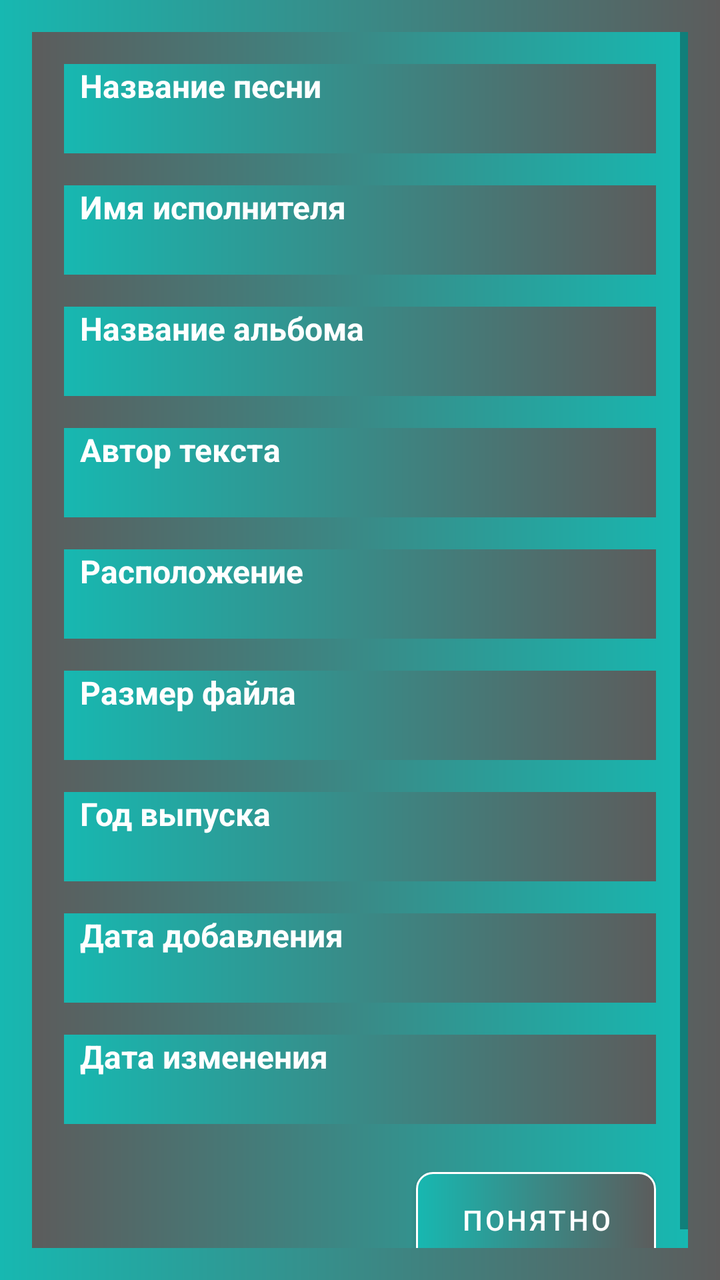
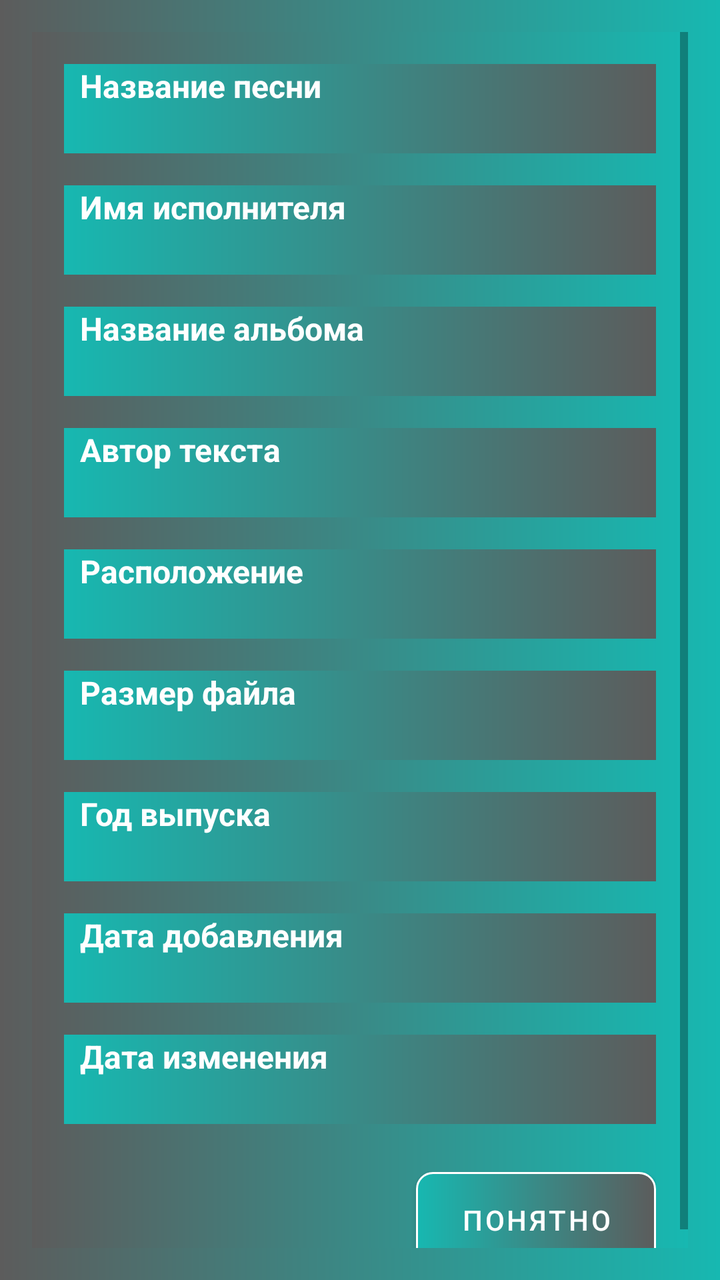

The first picture is an Android layout as it rendered before a commit; the second is the same layout after the commit. The layout source and the unified diff follow.
<!-- AndroidManifest.xml: application theme Theme.MuzPleer -->
<!-- res/layout/dialog_song_info.xml -->
<?xml version="1.0" encoding="utf-8"?>
<ScrollView xmlns:android="http://schemas.android.com/apk/res/android"
    android:layout_width="match_parent"
    android:layout_height="match_parent"
    xmlns:app="http://schemas.android.com/apk/res-auto"
    android:padding="16dp"
    android:background="@drawable/item_list_effects">

    <LinearLayout
        android:layout_width="match_parent"
        android:layout_height="wrap_content"
        android:orientation="vertical"
        android:padding="16dp"
        android:background="@drawable/item_list_effects_revers">

        
        <LinearLayout
            android:layout_width="match_parent"
            android:layout_height="wrap_content"
            android:orientation="vertical"
            android:layout_marginBottom="16dp"
            android:background="@drawable/item_list_effects">

            <TextView
                android:layout_width="match_parent"
                android:layout_height="wrap_content"
                android:layout_marginStart="8dp"
                android:text="Название песни"
                android:textStyle="bold"
                android:textSize="16sp"
                android:textColor="@color/white"/>

            <TextView
                android:id="@+id/tvTitle"
                android:layout_width="match_parent"
                android:layout_height="wrap_content"
                android:layout_marginStart="8dp"
                android:textSize="14sp"
                android:textColor="@color/white"
                android:layout_marginTop="4dp"/>
        </LinearLayout>

        
        <LinearLayout
            android:layout_width="match_parent"
            android:layout_height="wrap_content"
            android:orientation="vertical"
            android:layout_marginBottom="16dp"
            android:background="@drawable/item_list_effects">

            <TextView
                android:layout_width="match_parent"
                android:layout_height="wrap_content"
                android:layout_marginStart="8dp"
                android:text="Имя исполнителя"
                android:textStyle="bold"
                android:textSize="16sp"
                android:textColor="@color/white"/>

            <TextView
                android:id="@+id/tvArtist"
                android:layout_width="match_parent"
                android:layout_height="wrap_content"
                android:layout_marginStart="8dp"
                android:textSize="14sp"
                android:textColor="@color/white"
                android:layout_marginTop="4dp"/>
        </LinearLayout>

        
        <LinearLayout
            android:layout_width="match_parent"
            android:layout_height="wrap_content"
            android:orientation="vertical"
            android:layout_marginBottom="16dp"
            android:background="@drawable/item_list_effects">

            <TextView
                android:layout_width="match_parent"
                android:layout_height="wrap_content"
                android:layout_marginStart="8dp"
                android:text="Название альбома"
                android:textStyle="bold"
                android:textSize="16sp"
                android:textColor="@color/white"/>

            <TextView
                android:id="@+id/tvAlbum"
                android:layout_width="match_parent"
                android:layout_height="wrap_content"
                android:layout_marginStart="8dp"
                android:textSize="14sp"
                android:textColor="@color/white"
                android:layout_marginTop="4dp"/>
        </LinearLayout>

        
        <LinearLayout
            android:layout_width="match_parent"
            android:layout_height="wrap_content"
            android:orientation="vertical"
            android:layout_marginBottom="16dp"
            android:background="@drawable/item_list_effects">

            <TextView
                android:layout_width="match_parent"
                android:layout_height="wrap_content"
                android:layout_marginStart="8dp"
                android:text="Автор текста"
                android:textStyle="bold"
                android:textSize="16sp"
                android:textColor="@color/white"/>

            <TextView
                android:id="@+id/tvAuthor"
                android:layout_width="match_parent"
                android:layout_height="wrap_content"
                android:layout_marginStart="8dp"
                android:textSize="14sp"
                android:textColor="@color/white"
                android:layout_marginTop="4dp"/>
        </LinearLayout>

        
        <LinearLayout
            android:layout_width="match_parent"
            android:layout_height="wrap_content"
            android:orientation="vertical"
            android:layout_marginBottom="16dp"
            android:background="@drawable/item_list_effects">

            <TextView
                android:layout_width="match_parent"
                android:layout_height="wrap_content"
                android:layout_marginStart="8dp"
                android:text="Расположение"
                android:textStyle="bold"
                android:textSize="16sp"
                android:textColor="@color/white"/>

            <TextView
                android:id="@+id/tvLocation"
                android:layout_width="match_parent"
                android:layout_height="wrap_content"
                android:layout_marginStart="8dp"
                android:textSize="14sp"
                android:textColor="@color/white"
                android:layout_marginTop="4dp"/>
        </LinearLayout>

        
        <LinearLayout
            android:layout_width="match_parent"
            android:layout_height="wrap_content"
            android:orientation="vertical"
            android:layout_marginBottom="16dp"
            android:background="@drawable/item_list_effects">

            <TextView
                android:layout_width="match_parent"
                android:layout_height="wrap_content"
                android:layout_marginStart="8dp"
                android:text="Размер файла"
                android:textStyle="bold"
                android:textSize="16sp"
                android:textColor="@color/white"/>

            <TextView
                android:id="@+id/tvSize"
                android:layout_width="match_parent"
                android:layout_height="wrap_content"
                android:layout_marginStart="8dp"
                android:textSize="14sp"
                android:textColor="@color/white"
                android:layout_marginTop="4dp"/>
        </LinearLayout>

        
        <LinearLayout
            android:layout_width="match_parent"
            android:layout_height="wrap_content"
            android:orientation="vertical"
            android:layout_marginBottom="16dp"
            android:background="@drawable/item_list_effects">

            <TextView
                android:layout_width="match_parent"
                android:layout_height="wrap_content"
                android:layout_marginStart="8dp"
                android:text="Год выпуска"
                android:textStyle="bold"
                android:textSize="16sp"
                android:textColor="@color/white"/>

            <TextView
                android:id="@+id/tvYear"
                android:layout_width="match_parent"
                android:layout_height="wrap_content"
                android:layout_marginStart="8dp"
                android:textSize="14sp"
                android:textColor="@color/white"
                android:layout_marginTop="4dp"/>
        </LinearLayout>

        
        <LinearLayout
            android:layout_width="match_parent"
            android:layout_height="wrap_content"
            android:orientation="vertical"
            android:layout_marginBottom="16dp"
            android:background="@drawable/item_list_effects">

            <TextView
                android:layout_width="match_parent"
                android:layout_height="wrap_content"
                android:layout_marginStart="8dp"
                android:text="Дата добавления"
                android:textStyle="bold"
                android:textSize="16sp"
                android:textColor="@color/white"/>

            <TextView
                android:id="@+id/tvDateAdded"
                android:layout_width="match_parent"
                android:layout_height="wrap_content"
                android:layout_marginStart="8dp"
                android:textSize="14sp"
                android:textColor="@color/white"
                android:layout_marginTop="4dp"/>
        </LinearLayout>

        
        <LinearLayout
            android:layout_width="match_parent"
            android:layout_height="wrap_content"
            android:orientation="vertical"
            android:layout_marginBottom="24dp"
            android:background="@drawable/item_list_effects">

            <TextView
                android:layout_width="match_parent"
                android:layout_height="wrap_content"
                android:layout_marginStart="8dp"
                android:text="Дата изменения"
                android:textStyle="bold"
                android:textSize="16sp"
                android:textColor="@color/white"/>

            <TextView
                android:id="@+id/tvDateModified"
                android:layout_width="match_parent"
                android:layout_height="wrap_content"
                android:layout_marginStart="8dp"
                android:textSize="14sp"
                android:textColor="@color/white"
                android:layout_marginTop="4dp"/>
        </LinearLayout>

        
        <com.google.android.material.button.MaterialButton
            android:id="@+id/btnUnderstand"
            android:layout_width="wrap_content"
            android:layout_height="wrap_content"
            android:elevation="2dp"
            android:text="Понятно"
            android:layout_gravity="end"
            android:minWidth="120dp"
            android:background="@drawable/item_list_effects_stroke"
            android:textColor="@color/white"
            app:backgroundTint="@null"/>

    </LinearLayout>
</ScrollView>
<!-- resources referenced by this layout -->
<resources>
  <color name="white">#FFFFFFFF</color>
  <!-- drawable item_list_effects (drawable) -->
  <shape xmlns:android="http://schemas.android.com/apk/res/android"
      android:shape="rectangle">
      <gradient
          android:angle="0"
          android:endColor="#5C5C5C"
          android:startColor="#17B8B1"
          android:type="linear" />
  </shape>
  <!-- drawable item_list_effects_revers (drawable) -->
  <shape xmlns:android="http://schemas.android.com/apk/res/android"
      android:shape="rectangle">
      <gradient
          android:angle="0"
          android:endColor="#17B8B1"
          android:startColor="#5C5C5C"
          android:type="linear" />
  </shape>
  <!-- drawable item_list_effects_stroke (drawable) -->
  <?xml version="1.0" encoding="utf-8"?>
  <shape xmlns:android="http://schemas.android.com/apk/res/android"
      android:shape="rectangle">
  
      <gradient
          android:angle="0"
          android:startColor="#17B8B1"
          android:endColor="#5C5C5C"
          android:type="linear" />
  
      <corners android:radius="8dp" />
  
      <stroke
          android:width="1dp"
          android:color="@color/white" />
  
  </shape>
  <style name="Theme.MuzPleer" parent="Theme.MaterialComponents.DayNight.DarkActionBar">
          
          <item name="colorPrimary">@color/purple_500</item>
          <item name="colorPrimaryVariant">@color/purple_700</item>
          <item name="colorOnPrimary">@color/white</item>
          
          <item name="colorSecondary">@color/teal_200</item>
          <item name="colorSecondaryVariant">@color/teal_700</item>
          <item name="colorOnSecondary">@color/black</item>
          
          <item name="android:statusBarColor">?attr/colorPrimaryVariant</item>
          
      </style>
  <color name="purple_500">#FF6200EE</color>
  <color name="purple_700">#FF3700B3</color>
  <color name="teal_200">#FF03DAC5</color>
  <color name="teal_700">#FF018786</color>
  <color name="black">#FF000000</color>
</resources>

<!-- the commit's change to res/layout/dialog_song_info.xml (unified diff, before → after) -->
@@ -4,7 +4,7 @@
     android:layout_height="match_parent"
     xmlns:app="http://schemas.android.com/apk/res-auto"
     android:padding="16dp"
-    android:background="@drawable/item_list_effects">
+    android:background="@drawable/item_list_effects_revers">
 
     <LinearLayout
         android:layout_width="match_parent"
